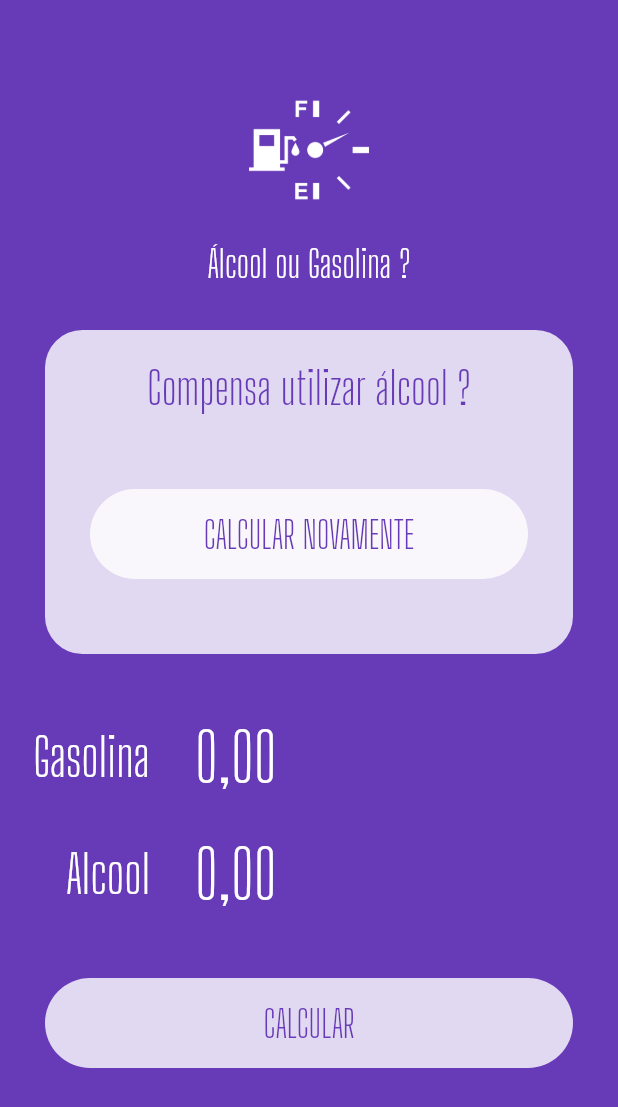
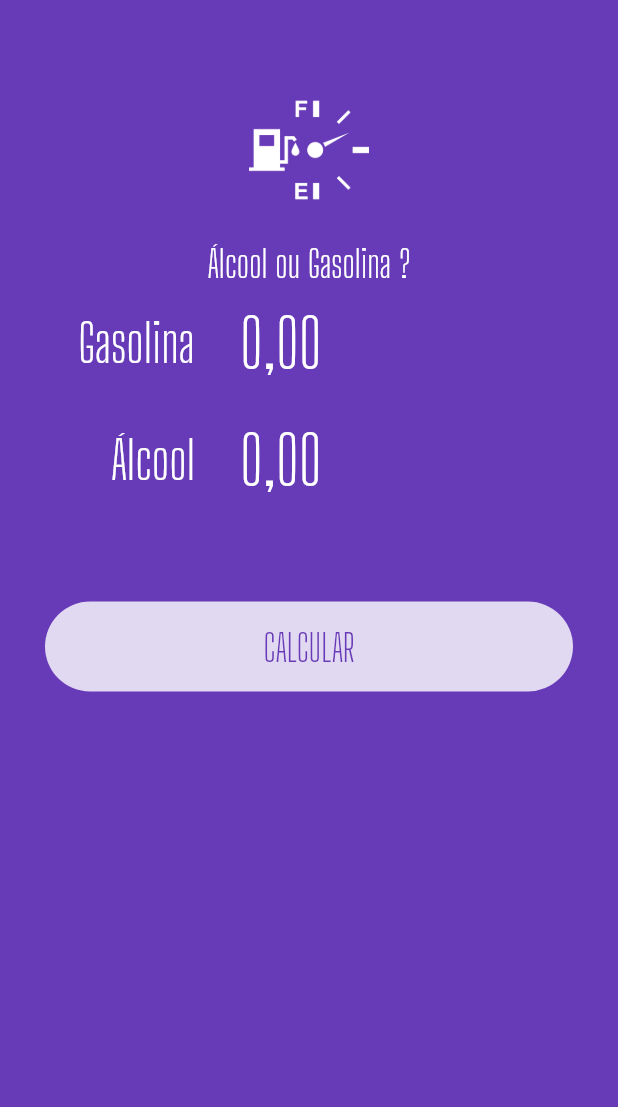
Before and after one commit to Caioww/flutter-calculator-fuel, a Flutter app: the screen it shows after launch, on a phone screen of 412 x 824 dp. Shown: the top 1107 px of the screen. Run offline on Flutter 3.47's test engine with Material 2 defaults, Android fonts, the phone set to English and light mode, and no system bars; our stand-ins replace flutter_masked_text.

Commit message:
finalizando projeto

```diff
--- a/calculatorfuel/lib/main.dart
+++ b/calculatorfuel/lib/main.dart
@@ -1,7 +1,6 @@
-import 'package:calculatorfuel/widget/input.widget.dart';
-import 'package:calculatorfuel/widget/logo.widget.dart';
+import 'package:calculatorfuel/pages/home.page.dart';
 import 'package:flutter/material.dart';
-import 'package:flutter_masked_text/flutter_masked_text.dart';
+
 
 void main() => runApp(MyApp());
 
@@ -13,110 +12,9 @@ class MyApp extends StatelessWidget {
       title: 'Alcool ou Gasolina',
       debugShowCheckedModeBanner: false,
       theme: ThemeData(
-        // This is the theme of your application.
-        //
-        // Try running your application with "flutter run". You'll see the
-        // application has a blue toolbar. Then, without quitting the app, try
-        // changing the primarySwatch below to Colors.green and then invoke
-        // "hot reload" (press "r" in the console where you ran "flutter run",
-        // or simply save your changes to "hot reload" in a Flutter IDE).
-        // Notice that the counter didn't reset back to zero; the application
-        // is not restarted.
         primarySwatch: Colors.deepPurple,
       ),
       home: HomePage(),
     );
   }
 }
-
-class HomePage extends StatelessWidget {
-  var _gasCtrl = new MoneyMaskedTextController();
-  var _alcCtrl = new MoneyMaskedTextController();
-
-  @override
-  Widget build(BuildContext context) {
-    return Scaffold(
-      backgroundColor: Theme.of(context).primaryColor,
-      body: ListView(
-        children: <Widget>[
-          Logo(),
-          Container(
-            margin: EdgeInsets.all(30),
-            decoration: BoxDecoration(
-              color: Colors.white.withOpacity(0.8),
-              borderRadius: BorderRadius.circular(25),
-            ),
-            child: Column(
-              children: <Widget>[
-                SizedBox(height: 20,),
-                Text("Compensa utilizar álcool ?",
-                style: TextStyle(
-                  color:Theme.of(context).primaryColor,
-                  fontSize: 30,
-                  fontFamily: "Big Shoulders Display"
-                ),
-
-                ),
-                SizedBox(height: 20,),
-                Container(
-                  margin: EdgeInsets.all(30),
-                  height: 60,
-                  width: double.infinity,
-                  decoration: BoxDecoration(
-                    color: Colors.white.withOpacity(0.8),
-                    borderRadius: BorderRadius.circular(60),
-
-                  ),
-                  child: FlatButton(
-                    child: Text("CALCULAR NOVAMENTE",
-                    style: TextStyle(
-                      color: Theme.of(context).primaryColor,
-                      fontSize: 25,
-                      fontFamily: "Big Shoulders Display",
-                      ),
-                    ),
-
-                    onPressed: (){
-
-                    },
-                ),
-                ),
-                SizedBox(height: 20,)
-              ],
-
-            ),
-          ),
-          Input(
-            ctrl: _gasCtrl,
-            label: "Gasolina",
-          ),
-          Input(
-            ctrl: _alcCtrl,
-            label: "Alcool",
-          ),
-          Container(
-            margin: EdgeInsets.all(30),
-            height: 60,
-            decoration: BoxDecoration(color: Colors.white.withOpacity(0.8),
-            borderRadius: BorderRadius.circular(60),
-            ),
-            child: FlatButton(
-              child: Text("CALCULAR",
-              style: TextStyle(
-                color: Theme.of(context).primaryColor,
-                fontSize: 25,
-                fontFamily: "Big Shoulders Display",
-                ),
-              ),
-
-              onPressed: (){
-
-              },
-          ),
-          ),
-        ],
-      ),
-
-    );
-  }
-}
--- /dev/null
+++ b/calculatorfuel/lib/pages/home.page.dart
@@ -0,0 +1,98 @@
+import 'package:calculatorfuel/widget/logo.widget.dart';
+import 'package:calculatorfuel/widget/submit-form.dart';
+import 'package:calculatorfuel/widget/success.widget.dart';
+import 'package:flutter/material.dart';
+import 'package:flutter_masked_text/flutter_masked_text.dart';
+
+class HomePage extends StatefulWidget {
+  @override
+  _HomePageState createState() => _HomePageState();
+}
+
+class _HomePageState extends State<HomePage> {
+  Color _color = Colors.deepPurple;
+  var _gasCtrl = new MoneyMaskedTextController();
+  var _alcCtrl = new MoneyMaskedTextController();
+  var busy = false;
+  var completed = false;
+  var resultText =  "Compensa utilizar álcool";
+
+  @override
+  Widget build(BuildContext context) {
+    return Scaffold(
+      backgroundColor: Theme.of(context).primaryColor,
+      body: AnimatedContainer(
+        duration: Duration(
+          milliseconds: 1200,
+        ),
+        color: _color,
+        child: ListView(
+        children: <Widget>[
+          Logo(),
+          completed
+              ? Success(
+                result : resultText,
+                reset: reset,
+
+                )
+              : SubmitForm(
+                alcCtrl: _alcCtrl,
+                gasCtrl: _gasCtrl,
+                submitFunc: calculate,
+                busy: busy,
+                ),
+        ],
+      ),
+      )
+
+    );
+  }
+
+  Future calculate(){
+    double alc = double.parse(
+      _alcCtrl.text.replaceAll(new RegExp(r'[,.]'), '')
+    ) / 100;
+    double gas = double.parse(
+      _gasCtrl.text.replaceAll(new RegExp(r'[,.]'), '')
+    ) / 100;
+
+    double res = alc / gas;
+
+
+    setState(() {
+      _color = Colors.deepPurpleAccent;
+      completed = false;
+      busy = true;
+    });
+
+    return new Future.delayed(const Duration(seconds: 1),
+    (){
+      setState(() {
+        if(res >= 0.7){
+        resultText = "Compensa utilizar Gasolina!";
+        }else{
+          resultText = "Compensa utilizar Álcool!";
+        }
+
+        busy = false;
+        completed = true;
+
+      });
+    });
+
+
+
+
+
+  }
+
+  reset(){
+      setState(() {
+        _gasCtrl = new MoneyMaskedTextController();
+        _alcCtrl = new MoneyMaskedTextController();
+        completed = false;
+        busy = false;
+        _color = Colors.deepPurple;
+      });
+    }
+}
--- /dev/null
+++ b/calculatorfuel/lib/widget/load-button.widget.dart
@@ -0,0 +1,47 @@
+import 'package:flutter/material.dart';
+
+class LoadingButton extends StatelessWidget {
+  var busy = false;
+  var invert = false;
+  var text ="";
+  Function func;
+
+  LoadingButton({
+    @required this.busy,
+    @required this.func,
+    @required this.invert,
+    @required this.text,
+  });
+
+
+  @override
+  Widget build(BuildContext context) {
+    return busy ?Container(
+      alignment: Alignment.center,
+      height: 50,
+      child: CircularProgressIndicator(backgroundColor: Colors.white,),
+    )
+    : Container(
+      margin: EdgeInsets.all(30),
+                  height: 60,
+                  width: double.infinity,
+                  decoration: BoxDecoration(
+                    color: invert ?Theme.of(context).primaryColor : Colors.white.withOpacity(0.8),
+                    borderRadius: BorderRadius.circular(60),
+
+                  ),
+                  child: FlatButton(
+                    child: Text(text,
+                    style: TextStyle(
+                      color: invert ?Colors.white : Theme.of(context).primaryColor,
+                      fontSize: 25,
+                      fontFamily: "Big Shoulders Display",
+                      ),
+                    ),
+
+                    onPressed: func,
+                ),
+
+    );
+  }
+}
--- /dev/null
+++ b/calculatorfuel/lib/widget/submit-form.dart
@@ -0,0 +1,58 @@
+import 'package:calculatorfuel/widget/input.widget.dart';
+import 'package:flutter/material.dart';
+import 'package:flutter_masked_text/flutter_masked_text.dart';
+
+import 'load-button.widget.dart';
+
+class SubmitForm extends StatelessWidget {
+
+  var gasCtrl = new MoneyMaskedTextController();
+  var alcCtrl = new MoneyMaskedTextController();
+  var busy = false;
+  Function submitFunc;
+
+  SubmitForm({
+    @required this.gasCtrl,
+    @required this.alcCtrl,
+    @required this.busy,
+    @required this.submitFunc,
+  });
+
+  @override
+  Widget build(BuildContext context) {
+    return Column(
+      children: <Widget>[
+        Padding(
+          padding: EdgeInsets.only(
+            left: 30,
+            right: 30,
+          ),
+          child: Input(
+            label:"Gasolina",
+            ctrl: gasCtrl,
+          ),
+        ),
+        Padding(
+          padding: EdgeInsets.only(
+            left: 30,
+            right: 30,
+          ),
+          child: Input(
+            label:"Álcool",
+            ctrl: alcCtrl,
+          ),
+        ),
+        SizedBox(
+          height: 25,
+        ),
+        LoadingButton(
+          busy: busy,
+          func: submitFunc,
+          text: "CALCULAR",
+          invert:false
+        ),
+      ],
+
+    );
+  }
+}
--- /dev/null
+++ b/calculatorfuel/lib/widget/success.widget.dart
@@ -0,0 +1,41 @@
+import 'package:flutter/material.dart';
+
+import 'load-button.widget.dart';
+
+class Success extends StatelessWidget {
+  var result = "";
+    Function reset;
+
+    Success({
+      @required this.result,
+      @required this.reset,
+    });
+
+  @override
+  Widget build(BuildContext context) {
+    return Container(
+            margin: EdgeInsets.all(30),
+            decoration: BoxDecoration(
+              color: Colors.white.withOpacity(0.8),
+              borderRadius: BorderRadius.circular(25),
+            ),
+            child: Column(
+              children: <Widget>[
+                SizedBox(height: 20,),
+                Text(result,
+                style: TextStyle(
+                  color:Theme.of(context).primaryColor,
+                  fontSize: 30,
+                  fontFamily: "Big Shoulders Display"
+                ),
+
+                ),
+                SizedBox(height: 20,),
+                LoadingButton(busy: false, func: reset, text: "CALCULAR NOVAMENTE", invert:true),
+                SizedBox(height: 20,),
+              ],
+
+            ),
+    );
+  }
+}
```
